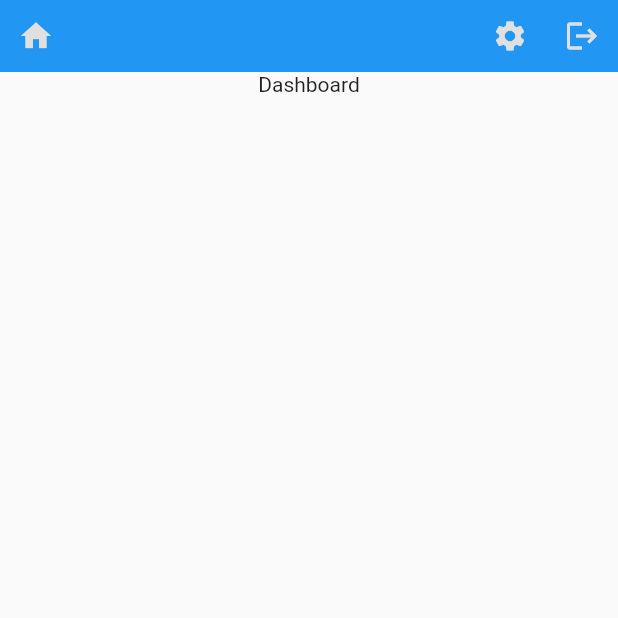
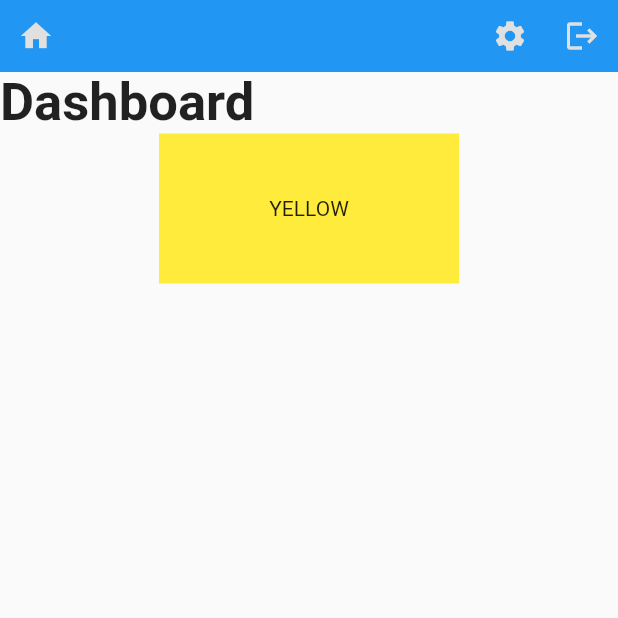
Before and after one commit to ksch-workflows/hospital-administration, a Flutter app: the screen it shows after launch, on a phone screen of 412 x 824 dp, the top half of it. Run offline on Flutter 3.47's test engine with Material 2 defaults, Android fonts, the phone set to English and light mode, and no system bars.

Commit message:
WIP  [ci skip]

```diff
--- a/registration/lib/dashboard.dart
+++ b/registration/lib/dashboard.dart
@@ -3,8 +3,31 @@ import 'package:flutter/material.dart';
 class RegistrationDashboard extends StatelessWidget {
   @override
   Widget build(BuildContext context) {
-    return Container(
-      child: Text('Dashboard'),
+    return Column(
+      mainAxisAlignment: MainAxisAlignment.start,
+      children: [
+        Align(
+          alignment: Alignment.topLeft,
+          child: Text(
+            'Dashboard',
+            style: TextStyle(
+              fontWeight: FontWeight.bold,
+              fontSize: 35,
+            ),
+          ),
+        ),
+        Ink(
+          color: Colors.yellow,
+          width: 200.0,
+          height: 100.0,
+          child: InkWell(
+              onTap: () { },
+              child: Center(
+                child: Text('YELLOW'),
+              )
+          ),
+        ),
+      ],
     );
   }
 }
--- /dev/null
+++ b/registration/lib/dashboard.example.dart
@@ -0,0 +1,12 @@
+import 'package:flutter/material.dart';
+import 'package:registration/dashboard.dart';
+
+import 'test_bench.dart';
+
+void main() {
+  runApp(
+    TestBench(
+      RegistrationDashboard()
+    ),
+  );
+}
```
